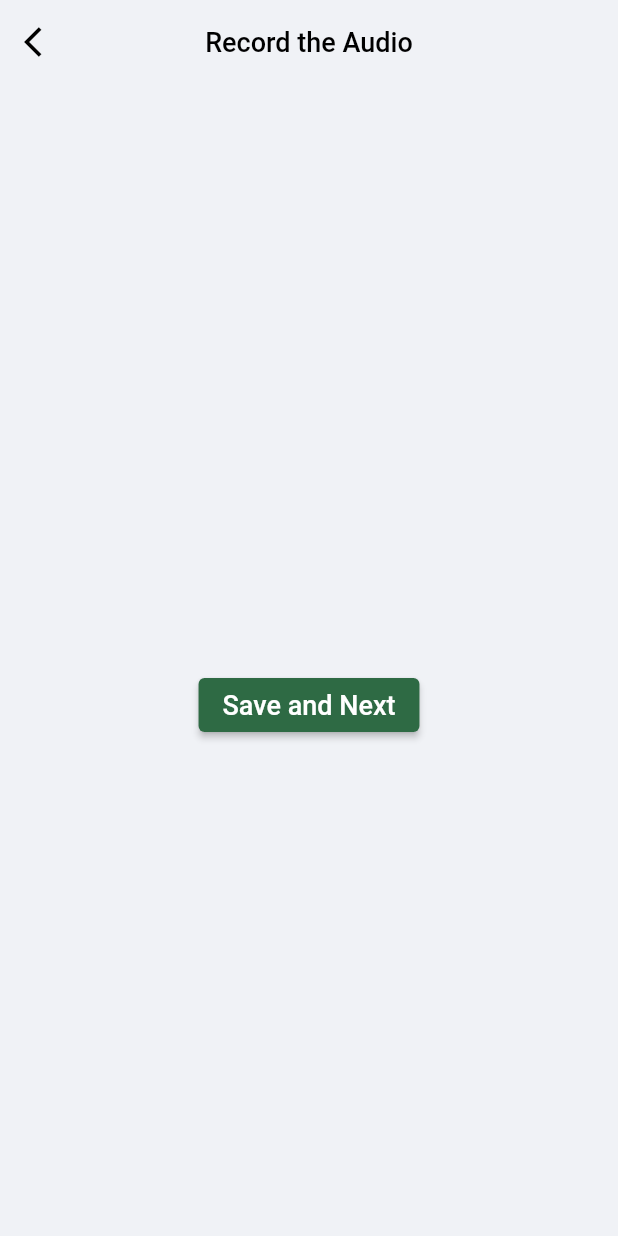
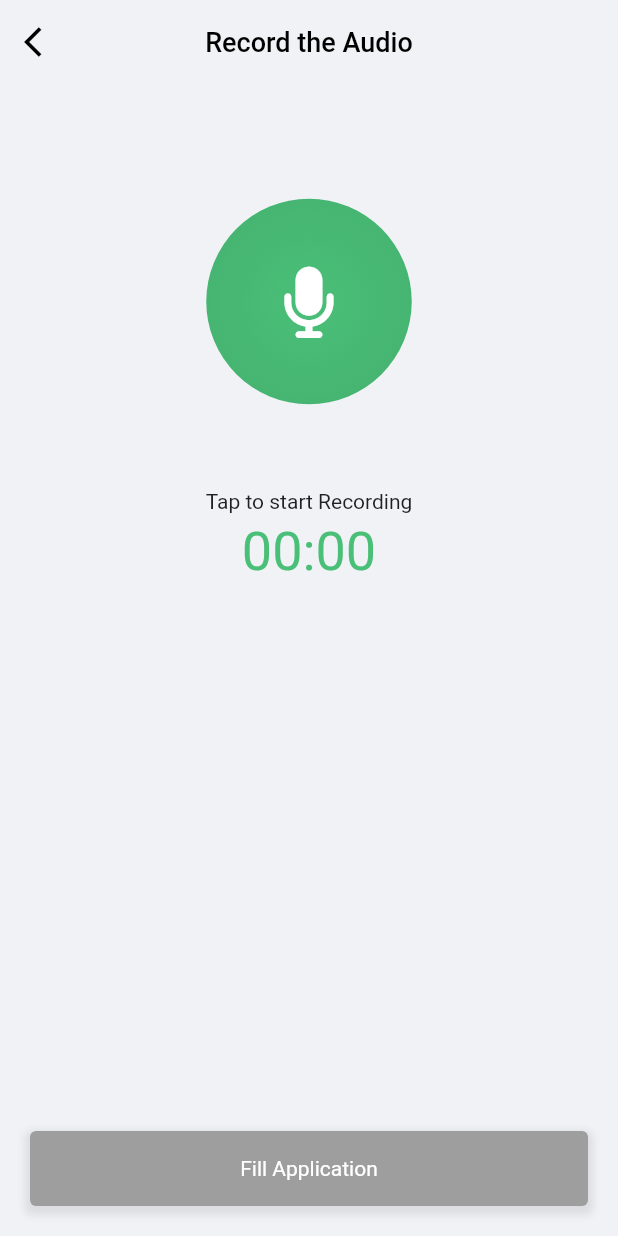
Before and after one commit to ima17/agricultural_insurance_system, a Flutter app: the RecordingScreen screen opened directly, on a phone screen of 412 x 824 dp. Run offline on Flutter 3.47's test engine with Material 2 defaults, Android fonts, the phone set to English and light mode, and no system bars; our stand-ins replace faker, flutter_spinkit, font_awesome_flutter, geolocator, google_maps_flutter, syncfusion_flutter_gauges; project files that could hold a hidden picture were left out.

Commit message:
Add UI changes

```diff
--- a/lib/screens/recording_screen.dart
+++ b/lib/screens/recording_screen.dart
@@ -1,15 +1,16 @@
 import 'dart:async';
-import 'dart:io';
-import 'dart:convert';
-import 'package:agricultural_insurance_system/constants/url_links.dart';
-import 'package:agricultural_insurance_system/models/application_data.dart';
-import 'package:agricultural_insurance_system/screens/application_screen.dart';
+
 import 'package:flutter/material.dart';
-import 'package:flutter_sound/flutter_sound.dart';
-import 'package:http/http.dart' as http;
-import 'package:path_provider/path_provider.dart';
+import 'package:font_awesome_flutter/font_awesome_flutter.dart';
 
+import '../configs/palette.dart';
+import '../models/application_data.dart';
+import '../services/audio_service.dart';
+import '../widgets/button_widget.dart';
 import '../widgets/custom_app_bar.dart';
+import '../widgets/loading_widget.dart';
+import '../widgets/wave_animation_widget.dart';
+import 'application_screen.dart';
 
 class RecordingScreen extends StatefulWidget {
   const RecordingScreen({Key? key}) : super(key: key);
@@ -19,31 +20,101 @@ class RecordingScreen extends StatefulWidget {
 }
 
 class _RecordingScreenState extends State<RecordingScreen> {
+  bool isLoading = false;
+  bool isRecorded = false;
+  bool isRecording = false;
+  Duration recordDuration = Duration.zero;
+  late Timer timer;
 
+  @override
+  void dispose() {
+    timer.cancel();
+    super.dispose();
+  }
+
+  void startTimer() {
+    timer = Timer.periodic(Duration(seconds: 1), (Timer t) {
+      setState(() {
+        recordDuration = recordDuration + Duration(seconds: 1);
+      });
+    });
+  }
+
+  void stopTimer() {
+    timer.cancel();
+  }
 
   @override
   Widget build(BuildContext context) {
-    return Scaffold(
-      appBar: CustomAppBar(elevation: 0, title: 'Record the Audio'),
-      body: Center(
+    String formattedDuration =
+        "${recordDuration.inMinutes.toString().padLeft(2, '0')}:${(recordDuration.inSeconds % 60).toString().padLeft(2, '0')}";
+
+    return isLoading
+        ? LoadingWidget(
+            text: "Filling The Application",
+          )
+        : Scaffold(
+            appBar: CustomAppBar(
+              elevation: 0,
+              title: "Record the Audio",
+            ),
+            body: Padding(
+              padding: const EdgeInsets.all(20.0),
               child: Column(
                 mainAxisAlignment: MainAxisAlignment.center,
                 children: <Widget>[
-            const SizedBox(height: 60),
-            ElevatedButton(
-              onPressed: () async {
-
-                  var request = http.MultipartRequest(
-                    'POST',
-                    Uri.parse(recordLink),
-                  );
-                  var response = await request.send();
-                  if (response.statusCode == 200) {
-                    print('Audio uploaded and processed successfully.');
-                    response.stream.transform(utf8.decoder).listen((value) {
-                      Map<String, dynamic> data = jsonDecode(value);
-                      ApplicationData applicationData =
-                          ApplicationData.fromJson(data['application_data']);
+                  GestureDetector(
+                    onTap: () {
+                      setState(() {
+                        isRecording = !isRecording;
+                        if (isRecording) {
+                          startTimer();
+                        } else {
+                          stopTimer();
+                          isRecorded = true;
+                        }
+                      });
+                    },
+                    child: Container(
+                      width: 250,
+                      height: 250,
+                      child: WaveAnimation(
+                        size: 250,
+                        color: Palette.kPrimaryColor,
+                        centerChild: Icon(
+                          FontAwesomeIcons.microphone,
+                          color: Colors.white,
+                          size: 50,
+                        ),
+                        isAnimating: isRecording,
+                      ),
+                    ),
+                  ),
+                  Text(
+                    isRecording
+                        ? "Recording..."
+                        : isRecorded
+                            ? "Tap to resume the recording"
+                            : "Tap to start Recording",
+                  ),
+                  SizedBox(
+                    height: 5,
+                  ),
+                  Text(
+                    formattedDuration,
+                    style:
+                        TextStyle(fontSize: 36, color: Palette.kPrimaryColor),
+                  ),
+                  Spacer(),
+                  ButtonWidget(
+                    isDisabled: !isRecorded || isRecording,
+                    buttonText: "Fill Application",
+                    buttonTriggerFunction: () async {
+                      setState(() {
+                        isLoading = true;
+                      });
+                      ApplicationData? applicationData = await uploadAudio();
+                      if (applicationData != null) {
                         Navigator.push(
                           context,
                           MaterialPageRoute(
@@ -52,229 +123,17 @@ class _RecordingScreenState extends State<RecordingScreen> {
                             ),
                           ),
                         );
+                      } else {
+                        print("Something went wrong");
+                      }
+                      setState(() {
+                        isLoading = false;
                       });
-                  } else {
-                    print('Audio uploading failed.');
-                  }
-
-                  Navigator.pop(context); // Close the loading dialog.
                     },
-              child: const Text(
-                'Save and Next',
-                style: TextStyle(fontSize: 18),
-              ),
-            ),
+                  )
                 ],
               ),
             ),
           );
   }
 }
-
-
-
-
-
-
-
-
-
-
-
-
-
-
-
-
-
-
-
-
-
-
-// import 'dart:async';
-// import 'dart:io';
-// import 'dart:convert';
-// import 'package:agricultural_insurance_system/constants/url_links.dart';
-// import 'package:agricultural_insurance_system/models/application_data.dart';
-// import 'package:agricultural_insurance_system/screens/application_screen.dart';
-// import 'package:flutter/material.dart';
-// import 'package:flutter_sound/flutter_sound.dart';
-// import 'package:http/http.dart' as http;
-// import 'package:path_provider/path_provider.dart';
-
-// class RecordingScreen extends StatefulWidget {
-//   const RecordingScreen({Key? key}) : super(key: key);
-
-//   @override
-//   State<RecordingScreen> createState() => _RecordingScreenState();
-// }
-
-// class _RecordingScreenState extends State<RecordingScreen> {
-//   FlutterSoundRecorder? _recorder = FlutterSoundRecorder();
-//   FlutterSoundPlayer? _player = FlutterSoundPlayer();
-
-//   bool _isRecording = false;
-//   String? _path;
-//   Stopwatch _stopwatch = Stopwatch();
-//   final _stopwatchTimer =
-//       Stream<int>.periodic(const Duration(seconds: 1), (x) => x);
-
-//   @override
-//   void initState() {
-//     super.initState();
-//     _recorder!.openRecorder().then((value) {
-//       _player!.openPlayer().then((value) {
-//         setState(() {});
-//       });
-//     });
-//   }
-
-//   @override
-//   void dispose() {
-//     _recorder!.closeRecorder();
-//     _recorder = null;
-//     _player!.closePlayer();
-//     _player = null;
-//     super.dispose();
-//   }
-
-//   Future<void> _startRecording() async {
-//     Directory tempDir = await getTemporaryDirectory();
-//     _path = '${tempDir.path}/flutter_sound_example.wav';
-
-//     await _recorder!.startRecorder(
-//       toFile: _path,
-//       codec: Codec.pcm16WAV,
-//     );
-//     _stopwatch.start();
-//     setState(() {
-//       _isRecording = true;
-//     });
-//   }
-
-//   Future<void> _stopRecording() async {
-//     await _recorder!.stopRecorder();
-//     _stopwatch.stop();
-//     setState(() {
-//       _isRecording = false;
-//     });
-//   }
-
-//   Future<void> _play() async {
-//     await _player!.startPlayer(fromURI: _path);
-//   }
-
-//   @override
-//   Widget build(BuildContext context) {
-//     return Scaffold(
-//       appBar: AppBar(
-//         title: const Text('Record the Voice'),
-//       ),
-//       body: Center(
-//         child: Column(
-//           mainAxisAlignment: MainAxisAlignment.center,
-//           children: <Widget>[
-//             StreamBuilder<int>(
-//               stream: _stopwatchTimer,
-//               builder: (context, snapshot) {
-//                 final elapsedTime = _stopwatch.elapsed;
-//                 return Text(
-//                   '${elapsedTime.inMinutes}:${(elapsedTime.inSeconds % 60).toString().padLeft(2, '0')}',
-//                   style: const TextStyle(fontSize: 30),
-//                 );
-//               },
-//             ),
-//             const SizedBox(height: 20),
-//             _isRecording
-//                 ? FloatingActionButton(
-//                     heroTag: "btn1",
-//                     onPressed: _stopRecording,
-//                     child: const Icon(Icons.stop),
-//                   )
-//                 : FloatingActionButton(
-//                     heroTag: "btn2",
-//                     onPressed: _startRecording,
-//                     child: const Icon(Icons.mic),
-//                   ),
-//             const SizedBox(height: 20),
-//             FloatingActionButton(
-//               heroTag: "btn3",
-//               onPressed: _play,
-//               child: const Icon(Icons.play_arrow),
-//             ),
-//             const SizedBox(height: 60),
-//             ElevatedButton(
-//               onPressed: () async {
-//                 if (_path != null) {
-//                   showDialog(
-//                     context: context,
-//                     barrierDismissible: false,
-//                     builder: (BuildContext context) {
-//                       return const Dialog(
-//                         child: Padding(
-//                           padding: EdgeInsets.all(20.0),
-//                           child: Column(
-//                             mainAxisSize: MainAxisSize.min,
-//                             children: [
-//                               CircularProgressIndicator(),
-//                               SizedBox(height: 16),
-//                               Text(
-//                                 'Filling the application',
-//                                 style: TextStyle(
-//                                   fontSize: 16,
-//                                   fontWeight: FontWeight.bold,
-//                                 ),
-//                               ),
-//                             ],
-//                           ),
-//                         ),
-//                       );
-//                     },
-//                   );
-
-//                   File file = File(_path!);
-//                   var request = http.MultipartRequest(
-//                     'POST',
-//                     Uri.parse(recordLink),
-//                   );
-//                   request.files.add(http.MultipartFile(
-//                     'file',
-//                     file.readAsBytes().asStream(),
-//                     file.lengthSync(),
-//                     filename: file.path.split("/").last,
-//                   ));
-//                   var response = await request.send();
-//                   if (response.statusCode == 200) {
-//                     print('Audio uploaded and processed successfully.');
-//                     response.stream.transform(utf8.decoder).listen((value) {
-//                       Map<String, dynamic> data = jsonDecode(value);
-//                       ApplicationData applicationData =
-//                           ApplicationData.fromJson(data['application_data']);
-//                       Navigator.push(
-//                         context,
-//                         MaterialPageRoute(
-//                           builder: (context) => ApplicationScreen(
-//                             applicationData: applicationData,
-//                           ),
-//                         ),
-//                       );
-//                     });
-//                   } else {
-//                     print('Audio uploading failed.');
-//                   }
-
-//                   Navigator.pop(context); // Close the loading dialog.
-//                 }
-//               },
-//               child: const Text(
-//                 'Save and Next',
-//                 style: TextStyle(fontSize: 18),
-//               ),
-//             ),
-//           ],
-//         ),
-//       ),
-//     );
-//   }
-// }
--- a/lib/screens/result_screen.dart
+++ b/lib/screens/result_screen.dart
@@ -148,8 +148,6 @@ class _ResultScreenState extends State<ResultScreen> {
           children: [
             Expanded(
               child: SingleChildScrollView(
-                child: Padding(
-                  padding: const EdgeInsets.all(16.0),
                 child: ListView.builder(
                   itemCount: values.length,
                   shrinkWrap: true,
@@ -165,7 +163,6 @@ class _ResultScreenState extends State<ResultScreen> {
                       info: value,
                     );
                   },
-                  ),
                 ),
               ),
             ),
--- a/lib/widgets/button_widget.dart
+++ b/lib/widgets/button_widget.dart
@@ -26,7 +26,7 @@ class ButtonWidget extends StatelessWidget {
       child: Material(
         child: InkWell(
           onTap: () {
-            if (buttonTriggerFunction != null) {
+            if (isDisabled == false && buttonTriggerFunction != null) {
               buttonTriggerFunction!();
             }
           },
@@ -62,7 +62,7 @@ class ButtonWidget extends StatelessWidget {
         color: Colors.transparent,
       ),
       decoration: BoxDecoration(
-        color: buttonBGColor,
+        color: isDisabled ? Colors.grey : buttonBGColor,
         borderRadius: BorderRadius.circular(4.0),
         boxShadow: [
           BoxShadow(
```
Lines whose indentation alone changed are shown as unchanged.
